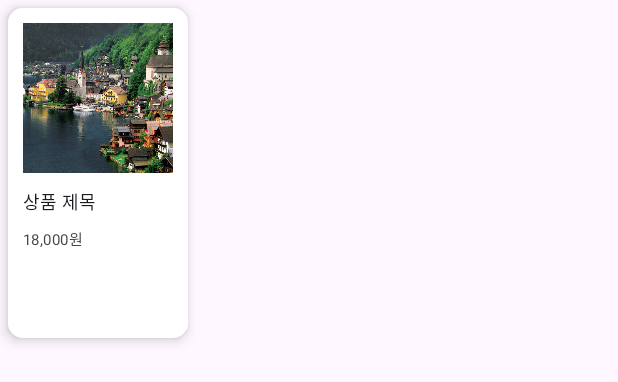
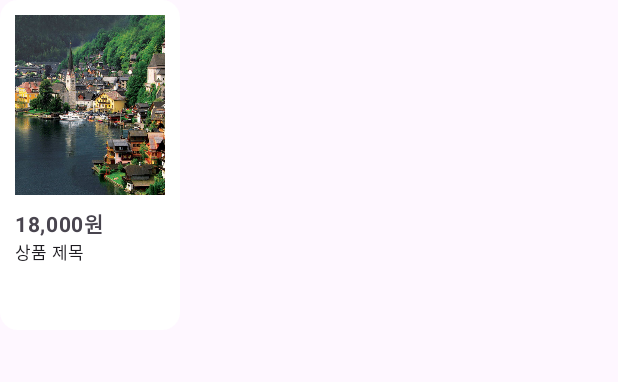
Before and after one commit to space8033/Team5AndroidProject, an Android app: the layout list_board.xml on its own in the app's theme, with its tools: preview values and no code run, on a phone screen of 412 x 824 dp. Shown: the top 382 px of the screen. Run offline under Robolectric (Android 15) with nearby library versions, the phone set to English and light mode, and no system bars.

Commit message:
[Chore] List 폰트 크기 및 글씨 줄 수 최대치 지정

```diff
--- a/app/src/main/res/layout/fragment_list.xml
+++ b/app/src/main/res/layout/fragment_list.xml
@@ -11,6 +11,8 @@
         android:id="@+id/recycler_view"
         android:layout_width="0dp"
         android:layout_height="wrap_content"
+        android:layout_marginStart="10dp"
+        android:layout_marginEnd="10dp"
         app:layout_constraintEnd_toEndOf="parent"
         app:layout_constraintStart_toStartOf="parent"
         app:layout_constraintTop_toTopOf="parent" />
--- a/app/src/main/res/layout/list_board.xml
+++ b/app/src/main/res/layout/list_board.xml
@@ -4,10 +4,9 @@
     xmlns:app="http://schemas.android.com/apk/res-auto"
     android:layout_width="120dp"
     android:layout_height="wrap_content"
-    android:layout_margin="5dp"
-    app:cardCornerRadius="10dp"
-    app:cardElevation="5dp"
-    app:strokeWidth="0dp">
+    android:layout_marginRight="5dp"
+    app:strokeWidth="0dp"
+    >
 
     <LinearLayout
         android:layout_width="120dp"
@@ -19,25 +18,15 @@
         <ImageView
             android:id="@+id/product_imgFile"
             android:layout_width="100dp"
-            android:layout_height="100dp"
+            android:layout_height="120dp"
             android:scaleType="centerCrop"
             app:srcCompat="@drawable/photo2"
             />
 
         <LinearLayout
             android:layout_width="100dp"
-            android:layout_height="100dp"
+            android:layout_height="80dp"
             android:orientation="vertical">
-
-            <!-- Title, secondary and supporting text -->
-            <TextView
-                android:id="@+id/product_name"
-                android:layout_width="match_parent"
-                android:layout_height="wrap_content"
-                android:layout_marginTop="10dp"
-                android:textSize="12sp"
-                android:text="상품 제목"
-                android:textAppearance="?attr/textAppearanceHeadline6" />
 
             <LinearLayout
                 android:layout_width="match_parent"
@@ -50,11 +39,31 @@
                     android:layout_width="wrap_content"
                     android:layout_height="wrap_content"
                     android:layout_weight="0"
-                    android:textSize="10sp"
-                    android:text="18,000원"
+                    android:textSize="14sp"
+                    android:textStyle="bold|normal"
+                    android:text="18,000"
+                    android:textAppearance="?attr/textAppearanceBody1"
+                    android:textColor="?android:attr/textColorSecondary" />
+                <TextView
+                    android:layout_width="wrap_content"
+                    android:layout_height="wrap_content"
+                    android:layout_weight="0"
+                    android:textSize="14sp"
+                    android:textStyle="bold|normal"
+                    android:text="원"
                     android:textAppearance="?attr/textAppearanceBody1"
                     android:textColor="?android:attr/textColorSecondary" />
             </LinearLayout>
+            <!-- Title, secondary and supporting text -->
+            <TextView
+                android:id="@+id/product_name"
+                android:layout_width="match_parent"
+                android:layout_height="wrap_content"
+                android:textSize="11sp"
+                android:text="상품 제목"
+                android:maxLines="2"
+                android:ellipsize="end"
+                android:textAppearance="?attr/textAppearanceHeadline6" />
 
 
         </LinearLayout>
```
